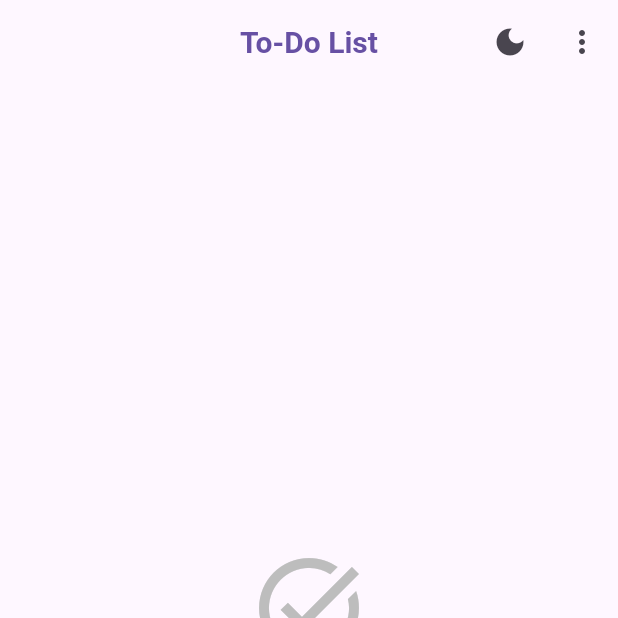
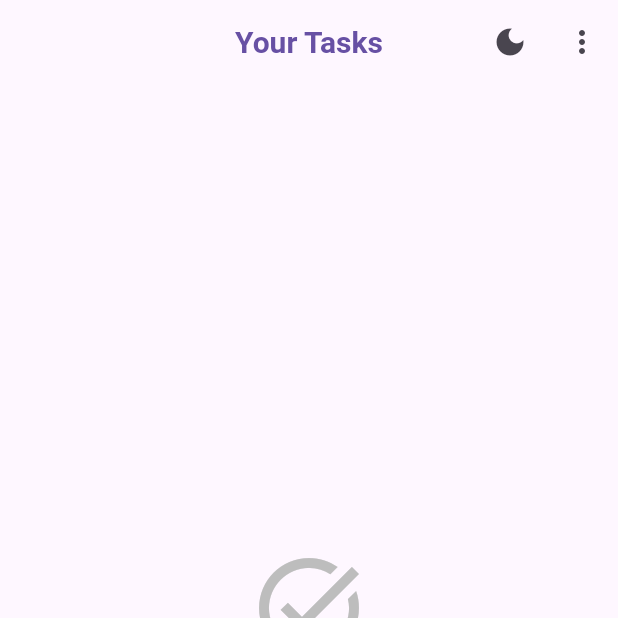
Before and after one commit to manik0706/taskmaster_todo_app, a Flutter app: the screen it shows after launch, on a phone screen of 412 x 824 dp, the top half of it. Run offline on Flutter 3.47's test engine with Material 3 defaults, Android fonts, the phone set to English and light mode, and no system bars; our stand-ins replace flutter_bloc, sqflite; accounts and stored records are empty.

Commit message:
new changes

```diff
--- a/lib/screens/home_screen.dart
+++ b/lib/screens/home_screen.dart
@@ -98,7 +98,7 @@ class HomeScreen extends StatelessWidget {
     return Scaffold(
       appBar: AppBar(
         title: Text(
-          'To-Do List',
+          'Your Tasks',
           style: TextStyle(
             color: Theme.of(context).colorScheme.primary,
           ),
```
Also changed, not shown: 1 other file.
